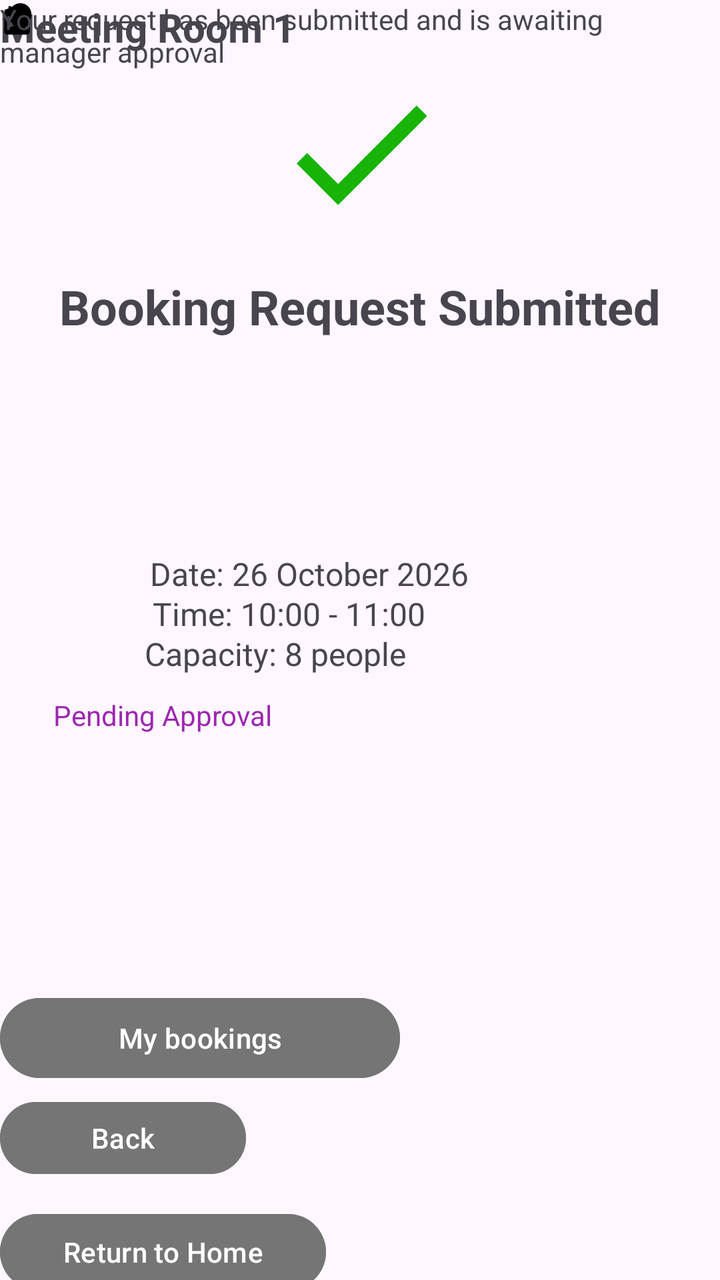
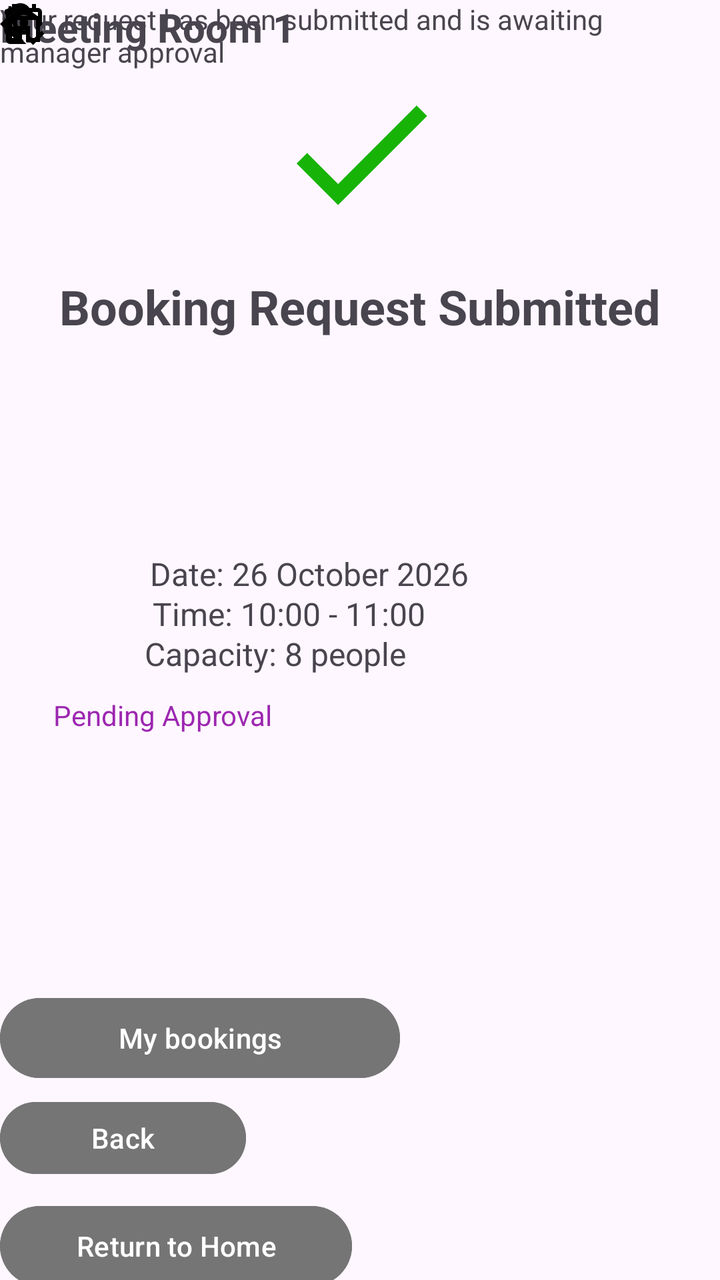

An Android layout rendered at two revisions. The XML below is the earlier revision; the diff shows what the commit changed to produce the second picture.
<!-- AndroidManifest.xml: application theme Theme.OfficeSpaceBooking -->
<!-- res/layout/activity_request_confirmation.xml -->
<?xml version="1.0" encoding="utf-8"?>
<androidx.constraintlayout.widget.ConstraintLayout xmlns:android="http://schemas.android.com/apk/res/android"
    xmlns:app="http://schemas.android.com/apk/res-auto"
    xmlns:tools="http://schemas.android.com/tools"
    android:id="@+id/main"
    android:layout_width="match_parent"
    android:layout_height="match_parent"
    tools:context=".RequestConfirmationActivity">

    <Button
        android:id="@+id/btnMyBookings2"
        android:layout_width="200dp"
        android:layout_height="48dp"
        android:layout_marginTop="128dp"
        android:backgroundTint="#757575"
        android:text="My bookings"
        app:layout_constraintTop_toBottomOf="@+id/btnPendingApproval"
        tools:layout_editor_absoluteX="94dp" />

    <Button
        android:id="@+id/btnReturntoHome"
        android:layout_width="163dp"
        android:layout_height="46dp"
        android:layout_marginTop="60dp"
        android:backgroundTint="#757575"
        android:text="Return to Home"
        app:layout_constraintTop_toBottomOf="@+id/btnMyBookings2"
        tools:layout_editor_absoluteX="114dp" />

    <Button
        android:id="@+id/btnBack3"
        android:layout_width="123dp"
        android:layout_height="44dp"
        android:layout_marginTop="4dp"
        android:backgroundTint="#757575"
        android:text="Back"
        app:layout_constraintTop_toBottomOf="@+id/btnMyBookings2"
        tools:layout_editor_absoluteX="131dp" />

    <TextView
        android:id="@+id/txtRoomDate2"
        android:layout_width="wrap_content"
        android:layout_height="wrap_content"
        android:layout_marginTop="276dp"
        android:text="Date: 26 October 2026"
        android:textSize="16sp"
        app:layout_constraintEnd_toEndOf="parent"
        app:layout_constraintHorizontal_bias="0.374"
        app:layout_constraintStart_toStartOf="parent"
        app:layout_constraintTop_toTopOf="parent" />

    <ImageView
        android:id="@+id/imageView17"
        android:layout_width="15dp"
        android:layout_height="19dp"
        app:srcCompat="@drawable/time"
        tools:layout_editor_absoluteX="79dp"
        tools:layout_editor_absoluteY="299dp" />

    <TextView
        android:id="@+id/txtRoomTime2"
        android:layout_width="wrap_content"
        android:layout_height="wrap_content"
        android:layout_marginTop="296dp"
        android:text="Time: 10:00 - 11:00"
        android:textAlignment="viewStart"
        android:textSize="16sp"
        app:layout_constraintEnd_toEndOf="parent"
        app:layout_constraintHorizontal_bias="0.341"
        app:layout_constraintStart_toStartOf="parent"
        app:layout_constraintTop_toTopOf="parent" />

    <TextView
        android:id="@+id/btnPendingApproval"
        android:layout_width="wrap_content"
        android:layout_height="wrap_content"
        android:layout_marginTop="8dp"
        android:layout_marginEnd="224dp"
        android:backgroundTint="#E7C2C2"
        android:text="Pending Approval"
        android:textColor="#9C27B0"
        app:layout_constraintEnd_toEndOf="parent"
        app:layout_constraintTop_toBottomOf="@+id/txtRoomCapacity2" />

    <TextView
        android:id="@+id/txtRoomName2"
        android:layout_width="wrap_content"
        android:layout_height="wrap_content"
        android:text="Meeting Room 1"
        android:textSize="20sp"
        android:textStyle="bold"
        tools:layout_editor_absoluteX="94dp"
        tools:layout_editor_absoluteY="252dp" />

    <TextView
        android:id="@+id/txtRoomCapacity2"
        android:layout_width="190dp"
        android:layout_height="24dp"
        android:layout_marginTop="316dp"
        android:text="Capacity: 8 people"
        android:textSize="16sp"
        app:layout_constraintEnd_toEndOf="parent"
        app:layout_constraintHorizontal_bias="0.425"
        app:layout_constraintStart_toStartOf="parent"
        app:layout_constraintTop_toTopOf="parent" />

    <ImageView
        android:id="@+id/imageView14"
        android:layout_width="17dp"
        android:layout_height="23dp"
        app:srcCompat="@drawable/employee"
        tools:layout_editor_absoluteX="77dp"
        tools:layout_editor_absoluteY="318dp" />

    <ImageView
        android:id="@+id/imageView16"
        android:layout_width="17dp"
        android:layout_height="20dp"
        app:srcCompat="@drawable/date"
        tools:layout_editor_absoluteX="77dp"
        tools:layout_editor_absoluteY="279dp" />

    <ImageView
        android:id="@+id/imageView15"
        android:layout_width="20dp"
        android:layout_height="19dp"
        app:srcCompat="@drawable/room"
        tools:layout_editor_absoluteX="74dp"
        tools:layout_editor_absoluteY="255dp" />

    <ImageView
        android:id="@+id/imageView13"
        android:layout_width="113dp"
        android:layout_height="89dp"
        android:layout_marginTop="32dp"
        app:layout_constraintEnd_toEndOf="parent"
        app:layout_constraintStart_toStartOf="parent"
        app:layout_constraintTop_toTopOf="parent"
        app:srcCompat="@drawable/baseline_check_24" />

    <TextView
        android:id="@+id/txtRequestSubmitted"
        android:layout_width="wrap_content"
        android:layout_height="wrap_content"
        android:layout_marginTop="16dp"
        android:text="Booking Request Submitted"
        android:textSize="24sp"
        android:textStyle="bold"
        app:layout_constraintEnd_toEndOf="parent"
        app:layout_constraintStart_toStartOf="parent"
        app:layout_constraintTop_toBottomOf="@+id/imageView13" />

    <TextView
        android:id="@+id/txtRequestMessage"
        android:layout_width="306dp"
        android:layout_height="43dp"
        android:text="Your request has been submitted and is awaiting manager approval"
        tools:layout_editor_absoluteX="65dp"
        tools:layout_editor_absoluteY="184dp" />

</androidx.constraintlayout.widget.ConstraintLayout>
<!-- resources referenced by this layout -->
<resources>
  <!-- drawable baseline_check_24 (drawable) -->
  <vector xmlns:android="http://schemas.android.com/apk/res/android" android:height="24dp" android:tint="#18B307" android:viewportHeight="24" android:viewportWidth="24" android:width="24dp">
        
      <path android:fillColor="@android:color/white" android:pathData="M9,16.17L4.83,12l-1.42,1.41L9,19 21,7l-1.41,-1.41z"/>
      
  </vector>
  <!-- drawable date (drawable) -->
  <vector xmlns:android="http://schemas.android.com/apk/res/android" android:height="24dp" android:tint="#000000" android:viewportHeight="24" android:viewportWidth="24" android:width="24dp">
        
      <path android:fillColor="@android:color/white" android:pathData="M9,11L7,11v2h2v-2zM13,11h-2v2h2v-2zM17,11h-2v2h2v-2zM19,4h-1L18,2h-2v2L8,4L8,2L6,2v2L5,4c-1.11,0 -1.99,0.9 -1.99,2L3,20c0,1.1 0.89,2 2,2h14c1.1,0 2,-0.9 2,-2L21,6c0,-1.1 -0.9,-2 -2,-2zM19,20L5,20L5,9h14v11z"/>
      
  </vector>
  <!-- drawable employee (drawable) -->
  <vector xmlns:android="http://schemas.android.com/apk/res/android" android:height="24dp" android:tint="#000000" android:viewportHeight="24" android:viewportWidth="24" android:width="24dp">
        
      <path android:fillColor="@android:color/white" android:pathData="M12,12c2.21,0 4,-1.79 4,-4s-1.79,-4 -4,-4 -4,1.79 -4,4 1.79,4 4,4zM12,14c-2.67,0 -8,1.34 -8,4v2h16v-2c0,-2.66 -5.33,-4 -8,-4z"/>
      
  </vector>
  <!-- drawable room (drawable) -->
  <vector xmlns:android="http://schemas.android.com/apk/res/android" android:height="240dp" android:tint="#000000" android:viewportHeight="24" android:viewportWidth="24" android:width="240dp">
        
      <path android:fillColor="@android:color/white" android:pathData="M12,2C8.13,2 5,5.13 5,9c0,5.25 7,13 7,13s7,-7.75 7,-13c0,-3.87 -3.13,-7 -7,-7zM12,11.5c-1.38,0 -2.5,-1.12 -2.5,-2.5s1.12,-2.5 2.5,-2.5 2.5,1.12 2.5,2.5 -1.12,2.5 -2.5,2.5z"/>
      
  </vector>
  <style name="Theme.OfficeSpaceBooking" parent="Base.Theme.OfficeSpaceBooking" />
  <style name="Base.Theme.OfficeSpaceBooking" parent="Theme.Material3.DayNight.NoActionBar">
          
          
      </style>
  <!-- unchanged entries left out for length: 1 -->
</resources>

<!-- the commit's change to res/layout/activity_request_confirmation.xml (unified diff, before → after) -->
@@ -19,13 +19,13 @@
 
     <Button
         android:id="@+id/btnReturntoHome"
-        android:layout_width="163dp"
-        android:layout_height="46dp"
-        android:layout_marginTop="60dp"
+        android:layout_width="176dp"
+        android:layout_height="48dp"
+        android:layout_marginTop="56dp"
         android:backgroundTint="#757575"
         android:text="Return to Home"
         app:layout_constraintTop_toBottomOf="@+id/btnMyBookings2"
-        tools:layout_editor_absoluteX="114dp" />
+        tools:layout_editor_absoluteX="108dp" />
 
     <Button
         android:id="@+id/btnBack3"
@@ -158,4 +158,29 @@
         tools:layout_editor_absoluteX="65dp"
         tools:layout_editor_absoluteY="184dp" />
 
+    <ImageView
+        android:id="@+id/imageView27"
+        android:layout_width="wrap_content"
+        android:layout_height="wrap_content"
+        app:srcCompat="@drawable/mybookings"
+        tools:layout_editor_absoluteX="114dp"
+        tools:layout_editor_absoluteY="506dp" />
+
+    <ImageView
+        android:id="@+id/imageView28"
+        android:layout_width="wrap_content"
+        android:layout_height="wrap_content"
+        android:tint="#040303"
+        app:srcCompat="@drawable/outline_arrow_back_ios_24"
+        tools:layout_editor_absoluteX="149dp"
+        tools:layout_editor_absoluteY="560dp" />
+
+    <ImageView
+        android:id="@+id/imageView29"
+        android:layout_width="wrap_content"
+        android:layout_height="wrap_content"
+        app:srcCompat="@drawable/outline_home_24"
+        tools:layout_editor_absoluteX="114dp"
+        tools:layout_editor_absoluteY="612dp" />
+
 </androidx.constraintlayout.widget.ConstraintLayout>
<!-- resource entries referenced after the edit -->
@@ -18,6 +18,24 @@
       <path android:fillColor="@android:color/white" android:pathData="M12,12c2.21,0 4,-1.79 4,-4s-1.79,-4 -4,-4 -4,1.79 -4,4 1.79,4 4,4zM12,14c-2.67,0 -8,1.34 -8,4v2h16v-2c0,-2.66 -5.33,-4 -8,-4z"/>
       
   </vector>
+  <!-- drawable mybookings (drawable) -->
+  <vector xmlns:android="http://schemas.android.com/apk/res/android" android:height="24dp" android:tint="#000000" android:viewportHeight="960" android:viewportWidth="960" android:width="24dp">
+        
+      <path android:fillColor="@android:color/white" android:pathData="M200,880Q167,880 143.5,856.5Q120,833 120,800L120,240Q120,207 143.5,183.5Q167,160 200,160L240,160L240,80L320,80L320,160L640,160L640,80L720,80L720,160L760,160Q793,160 816.5,183.5Q840,207 840,240L840,495L760,575L760,400L200,400L200,800Q200,800 200,800Q200,800 200,800L448,800L528,880L200,880ZM200,320L760,320L760,240Q760,240 760,240Q760,240 760,240L200,240Q200,240 200,240Q200,240 200,240L200,320ZM200,320L200,240Q200,240 200,240Q200,240 200,240L200,240Q200,240 200,240Q200,240 200,240L200,320ZM662,900L520,758L576,702L661,787L831,617L887,674L662,900Z"/>
+      
+  </vector>
+  <!-- drawable outline_arrow_back_ios_24 (drawable) -->
+  <vector xmlns:android="http://schemas.android.com/apk/res/android" android:autoMirrored="true" android:height="24dp" android:tint="#FFFFFF" android:viewportHeight="960" android:viewportWidth="960" android:width="24dp">
+        
+      <path android:fillColor="@android:color/white" android:pathData="M400,880L0,480L400,80L471,151L142,480L471,809L400,880Z"/>
+      
+  </vector>
+  <!-- drawable outline_home_24 (drawable) -->
+  <vector xmlns:android="http://schemas.android.com/apk/res/android" android:height="24dp" android:tint="#000000" android:viewportHeight="960" android:viewportWidth="960" android:width="24dp">
+        
+      <path android:fillColor="@android:color/white" android:pathData="M240,760L360,760L360,520L600,520L600,760L720,760L720,400L480,220L240,400L240,760ZM160,840L160,360L480,120L800,360L800,840L520,840L520,600L440,600L440,840L160,840ZM480,490L480,490L480,490L480,490L480,490L480,490L480,490L480,490L480,490Z"/>
+      
+  </vector>
   <!-- drawable room (drawable) -->
   <vector xmlns:android="http://schemas.android.com/apk/res/android" android:height="240dp" android:tint="#000000" android:viewportHeight="24" android:viewportWidth="24" android:width="240dp">
         
